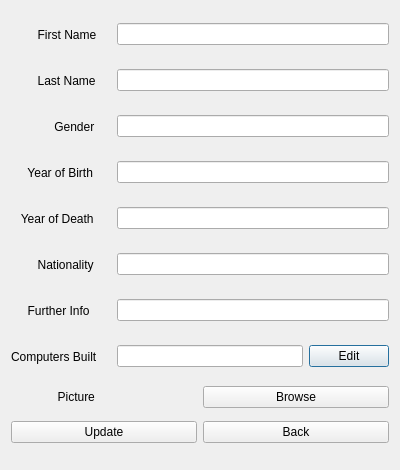
Old version of the form verklegt_vika_3/verklegt_GUI/UI/editstudentdialog.ui in the repository vilhjalmur12/verklegt_1.
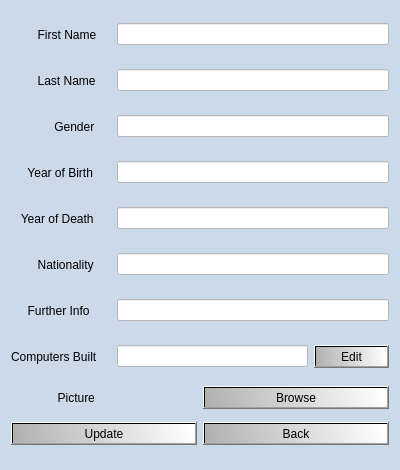
New version of the form. Icons and pictures are not drawn.

Commit message: style sheet, hover o.fl

Patch:
```diff
--- a/verklegt_vika_3/verklegt_GUI/UI/editstudentdialog.ui
+++ b/verklegt_vika_3/verklegt_GUI/UI/editstudentdialog.ui
@@ -23,6 +23,30 @@
    <iconset resource="../resources.qrc">
     <normaloff>:/icons/Images/DBSimple.jpg</normaloff>:/icons/Images/DBSimple.jpg</iconset>
   </property>
+  <property name="styleSheet">
+   <string notr="true">QWidget{
+background-color: rgb(204, 217, 233);
+font-family: &quot;Verdana&quot;;
+font-size: 9pt;
+}
+
+QLineEdit{
+background-color: white;
+}
+
+QPushButton{
+color: rgb(0, 0, 0);
+background-color: qlineargradient(spread:pad, x1:0, y1:0.619, x2:1, y2:0.58, stop:0 rgba(176, 176, 176, 255), stop:1 rgba(255, 255, 255, 255));
+}
+
+QPushButton::hover{
+background-color: qlineargradient(spread:reflect, x1:0, y1:0, x2:1, y2:1, stop:0.318408 rgba(69, 69, 69, 255), stop:1 rgba(162, 162, 162, 255));
+}
+
+QPushButton::pressed{
+background-color: qlineargradient(spread:reflect, x1:0, y1:0, x2:1, y2:1, stop:0.318408 rgba(69, 69, 69, 255), stop:1 rgba(162, 162, 162, 255));
+}</string>
+  </property>
   <layout class="QGridLayout" name="gridLayout">
    <item row="0" column="0">
     <layout class="QHBoxLayout" name="horizontalLayout_9">
```
The commit also changes 6 other files.
